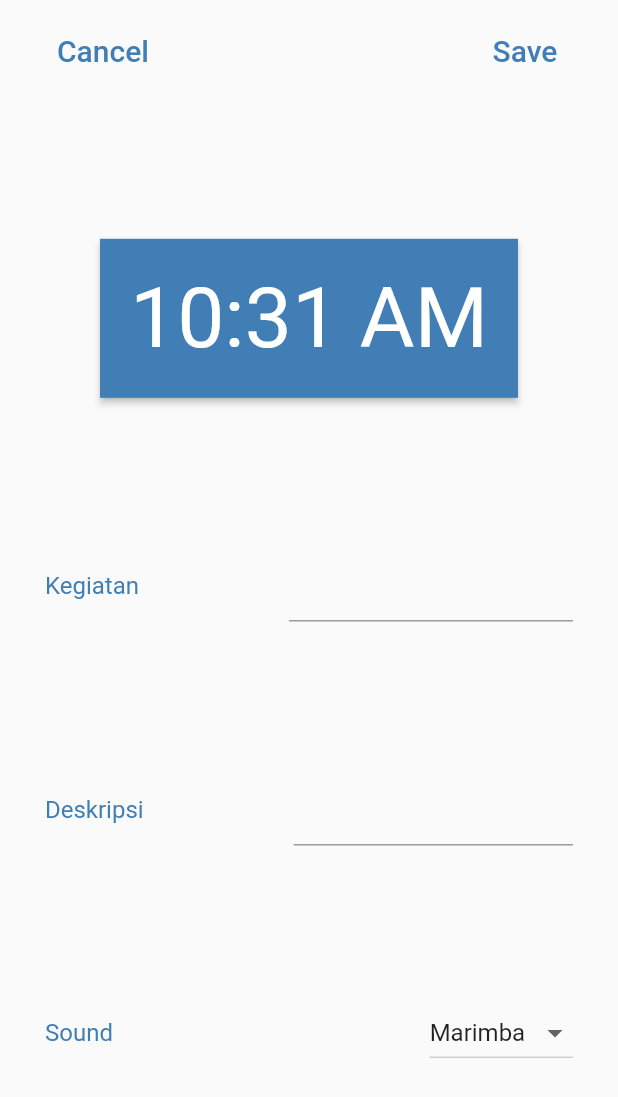
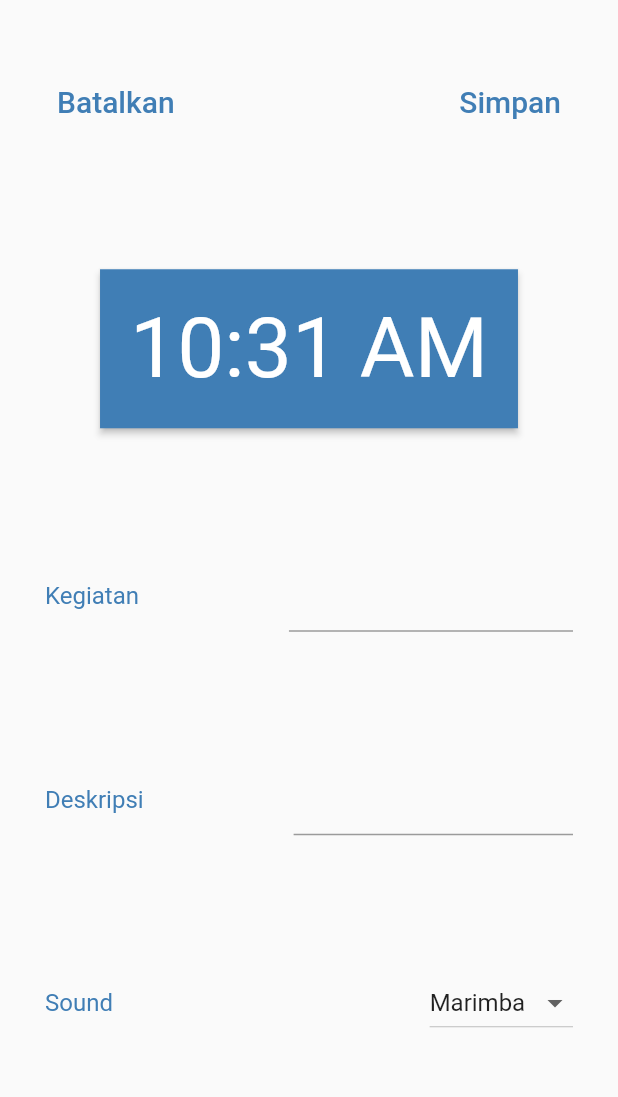
Before and after one commit to WaringWeraWanua/DukungDemensiaFE, a Flutter app: the ExampleAlarmEditScreen widget shown alone on an empty page, opened directly, on a phone screen of 412 x 824 dp. Shown: the top 1097 px of the screen. Run offline on Flutter 3.47's test engine with Material 2 defaults, Android fonts, the phone set to English and light mode, and no system bars; our stand-ins replace camera, firebase_core, firebase_storage, fluttertoast, permission_handler; missing offline and left inert: alarm; accounts and stored records are empty; network calls fail.

Commit message:
fixing hide textfield

```diff
--- a/dukungan_demensia/lib/pages/edit_alarm.dart
+++ b/dukungan_demensia/lib/pages/edit_alarm.dart
@@ -117,7 +117,7 @@ class _ExampleAlarmEditScreenState extends State<ExampleAlarmEditScreen> {
       try {
         final response = await client.postSchedule(requestBody);
         await Fluttertoast.showToast(
-          msg: "Register Successful!",
+          msg: "Berhasil mendaftarkan kegiatan!",
           toastLength: Toast.LENGTH_LONG,
           gravity: ToastGravity.CENTER,
         );
@@ -142,9 +142,15 @@ class _ExampleAlarmEditScreenState extends State<ExampleAlarmEditScreen> {
   @override
   Widget build(BuildContext context) {
     return Padding(
-      padding: const EdgeInsets.symmetric(vertical: 10, horizontal: 30),
+      padding: const EdgeInsets.symmetric(vertical: 0, horizontal: 30),
+/*       padding: EdgeInsets.only(
+         bottom: MediaQuery.of(context).viewInsets.bottom,
+         left: 30,
+         right: 30,
+         top: MediaQuery.of(context).viewInsets.bottom + 10,
+      ), */
       child: Column(
-        mainAxisAlignment: MainAxisAlignment.spaceBetween,
+        mainAxisAlignment: MainAxisAlignment.spaceAround,
         children: [
           Row(
             mainAxisAlignment: MainAxisAlignment.spaceBetween,
@@ -152,7 +158,7 @@ class _ExampleAlarmEditScreenState extends State<ExampleAlarmEditScreen> {
               TextButton(
                 onPressed: () => Navigator.pop(context, false),
                 child: Text(
-                  "Cancel",
+                  "Batalkan",
                   style: Theme.of(context)
                       .textTheme
                       .titleLarge!
@@ -162,7 +168,7 @@ class _ExampleAlarmEditScreenState extends State<ExampleAlarmEditScreen> {
               TextButton(
                 onPressed: saveAlarm,
                 child: Text(
-                  "Save",
+                  "Simpan",
                   style: Theme.of(context)
                       .textTheme
                       .titleLarge!
--- a/dukungan_demensia/lib/pages/login_page.dart
+++ b/dukungan_demensia/lib/pages/login_page.dart
@@ -75,6 +75,7 @@ class _LoginPageState extends State<LoginPage> {
   @override
   Widget build(BuildContext context) {
     return Scaffold(
+      resizeToAvoidBottomInset: true,
       body: Center(
         child: Column(
           mainAxisAlignment: MainAxisAlignment.center,
```
Also changed, not shown: dukungan_demensia/lib/pages/caretaker_schedule.dart (+9 -3 lines).
